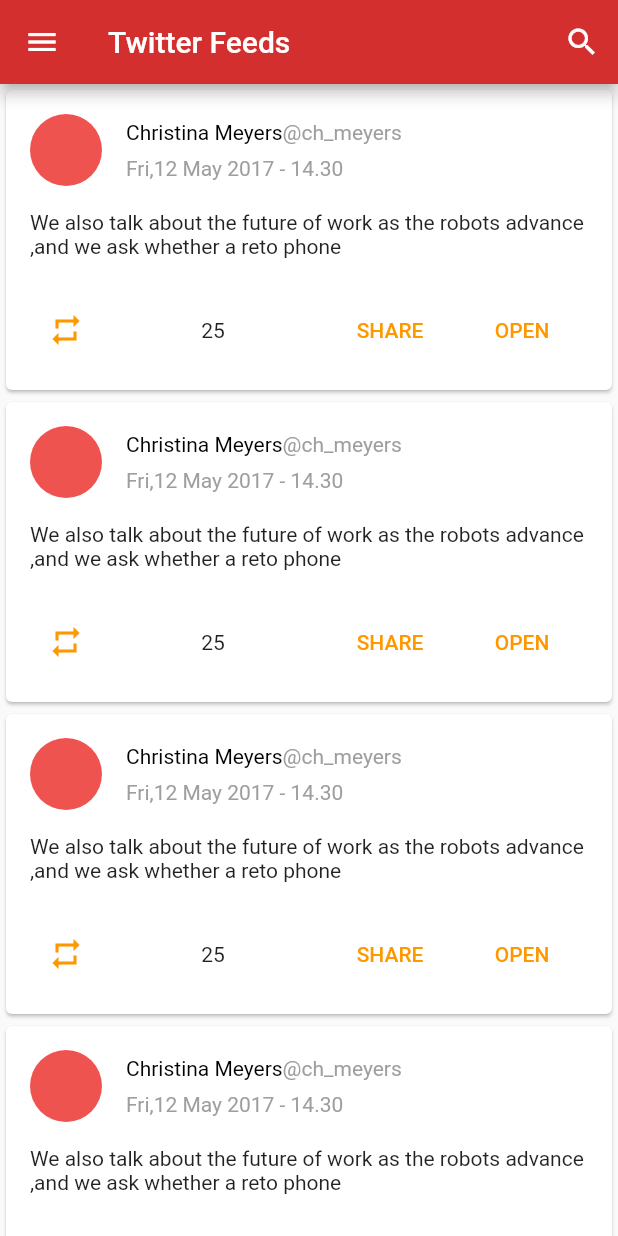
After one commit to saraibra/NewsApp_Flutter, a Flutter app: the TwitterFeeds screen opened directly, on a phone screen of 412 x 824 dp. The commit adds this screen. Run offline on Flutter 3.47's test engine with Material 2 defaults, Android fonts, the phone set to English and light mode, and no system bars; our stand-ins replace shared_preferences; missing offline and left inert: page_view_indicator; accounts and stored records are empty.

Commit message:
add twitter feeds

```diff
--- a/lib/Screens/headlines_news.dart
+++ b/lib/Screens/headlines_news.dart
@@ -3,7 +3,6 @@ import 'package:flutter_app3/shared_ui/NavigationDrawer.dart';
 
 import 'home_tabs/Favourites.dart';
 import 'home_tabs/Popular.dart';
-import 'home_tabs/WhatsNews.dart';
 class HeadlinesNews extends StatefulWidget {
   @override
   _HeadlinesNewsState createState() => _HeadlinesNewsState();
--- /dev/null
+++ b/lib/Screens/twitter_feeds.dart
@@ -0,0 +1,124 @@
+import 'package:flutter/material.dart';
+import 'package:flutter_app3/shared_ui/NavigationDrawer.dart';
+
+class TwitterFeeds extends StatefulWidget {
+  @override
+  _TwitterFeedsState createState() => _TwitterFeedsState();
+}
+
+class _TwitterFeedsState extends State<TwitterFeeds> {
+  @override
+  Widget build(BuildContext context) {
+    return Scaffold(
+      appBar: AppBar(
+        title: Text('Twitter Feeds'),
+        centerTitle: false,
+        actions: <Widget>[
+          IconButton(
+            icon: Icon(Icons.search),
+            onPressed: () {},
+          )
+        ],
+      ),
+      drawer: NavigationDrawer(),
+      body: ListView.builder(
+        itemBuilder: (context, position) {
+          return Card(
+            child: Column(
+              children: <Widget>[
+                _cardHeader(),
+                _cardBody(),
+                _cardFooter(),
+              ],
+            ),
+          );
+        },
+      ),
+    );
+  }
+
+  Widget _cardHeader() {
+    return Row(
+      children: <Widget>[
+        Padding(
+          padding: const EdgeInsets.all(16.0),
+          child: CircleAvatar(
+            backgroundColor: Colors.red.shade400,
+            radius: 24,
+          ),
+        ),
+        Column(
+          crossAxisAlignment: CrossAxisAlignment.start,
+          children: <Widget>[
+            Row(
+              children: <Widget>[
+                Text(
+                  'Christina Meyers',
+                  style: TextStyle(color: Colors.black),
+                ),
+                Text(
+                  '@ch_meyers',
+                  style: TextStyle(color: Colors.grey),
+                ),
+              ],
+            ),
+            SizedBox(
+              height: 8,
+            ),
+            Text(
+              'Fri,12 May 2017 - 14.30',
+              style: TextStyle(color: Colors.grey),
+            ),
+          ],
+        ),
+      ],
+    );
+  }
+
+  Widget _cardBody() {
+    return Padding(
+      padding: const EdgeInsets.only(left: 16, right: 16, bottom: 8),
+      child: Text(
+          'We also talk about the future of work as the robots advance ,and we ask whether a reto phone '),
+    );
+  }
+
+  Widget _cardFooter() {
+    return Padding(
+      padding: const EdgeInsets.all(16),
+      child: Row(
+        mainAxisAlignment: MainAxisAlignment.spaceBetween,
+        children: <Widget>[
+          IconButton(
+            icon: Icon(Icons.repeat),
+            color: Colors.orange,
+            onPressed: () {},
+          ),
+          Text('25'),
+          Row(
+            children: <Widget>[
+              FlatButton(
+                child: Text(
+                  'SHARE',
+                  style: TextStyle(
+                    color: Colors.orange,
+                  ),
+                ),
+                onPressed: () {},
+              ),
+              FlatButton(
+                child: Text(
+                  'OPEN',
+                  style: TextStyle(
+                    color: Colors.orange,
+                  ),
+                ),
+                onPressed: () {},
+              ),
+            ],
+          ),
+        ],
+      ),
+    );
+  }
+}
--- a/lib/Style/AppTheme.dart
+++ b/lib/Style/AppTheme.dart
@@ -1,5 +1,8 @@
 import 'package:flutter/material.dart';
 
 class AppTheme {
-  static ThemeData appTheme = ThemeData(primaryColor: Colors.red);
+  static ThemeData appTheme = ThemeData(
+    primaryColor: Colors.red.shade700,
+    accentColor: Colors.red.shade900,
+    );
 }
--- a/lib/shared_ui/NavigationDrawer.dart
+++ b/lib/shared_ui/NavigationDrawer.dart
@@ -2,6 +2,7 @@ import 'package:flutter/material.dart';
 import 'package:flutter_app3/Models/nav_menu.dart';
 import 'package:flutter_app3/Screens/HomeScreen.dart';
 import 'package:flutter_app3/Screens/headlines_news.dart';
+import 'package:flutter_app3/Screens/twitter_feeds.dart';
 
 class NavigationDrawer extends StatefulWidget {
   @override
@@ -12,7 +13,7 @@ class _NavigationDrawerState extends State<NavigationDrawer> {
   List<NavMenuItem> navigationMenu = [
     NavMenuItem('Explore', () =>HomeScreen()),
     NavMenuItem('Headlines news',()=> HeadlinesNews()),
-
+    NavMenuItem('Twitter feeds',()=> TwitterFeeds()),
   ];
   List<String> navMenu = [
     'Explore',
@@ -42,6 +43,7 @@ class _NavigationDrawerState extends State<NavigationDrawer> {
                   color: Colors.grey.shade400,
                 ),
                 onTap: () {
+                   Navigator.pop(context);
                   Navigator.push(context,MaterialPageRoute(builder: (context){
                     return
                   navigationMenu[position].destination();
```
Also changed, not shown: 1 other file.
